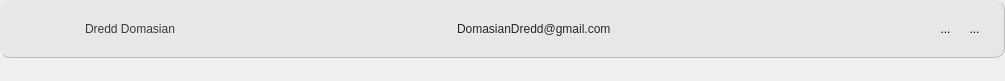
This is Frontend/PatientCard.ui in DreddVDomasian/Petmate-Desktop-Application as Qt 5 draws it before an edit. The edited form follows.
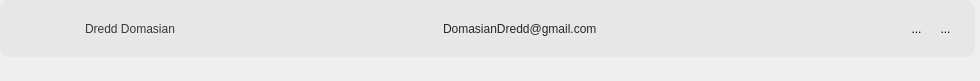
This is the edited form. Icons and pictures are not drawn.

The edit to the form file:
```diff
--- a/Frontend/PatientCard.ui
+++ b/Frontend/PatientCard.ui
@@ -6,7 +6,7 @@
    <rect>
     <x>0</x>
     <y>0</y>
-    <width>1005</width>
+    <width>980</width>
     <height>81</height>
    </rect>
   </property>
@@ -42,7 +42,7 @@
     <number>0</number>
    </property>
    <property name="rightMargin">
-    <number>0</number>
+    <number>5</number>
    </property>
    <property name="bottomMargin">
     <number>0</number>
@@ -68,8 +68,6 @@
       <string notr="true">#RecordList{
 	border-radius:10px;
 	background-color:rgb(231, 231, 231);
-	border-bottom:1px solid rgb(185, 185, 185);
-	border-right:1px solid rgb(185, 185, 185);
 }
 #RecordList:hover{
 	background-color:rgb(179, 179, 179);
```
